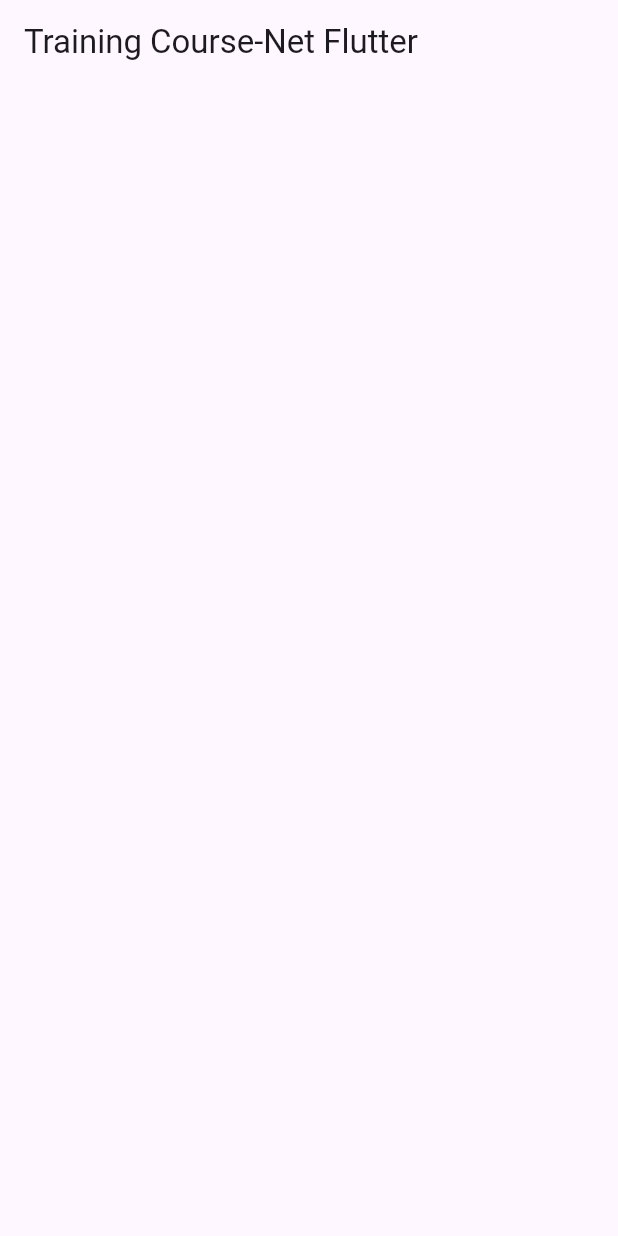
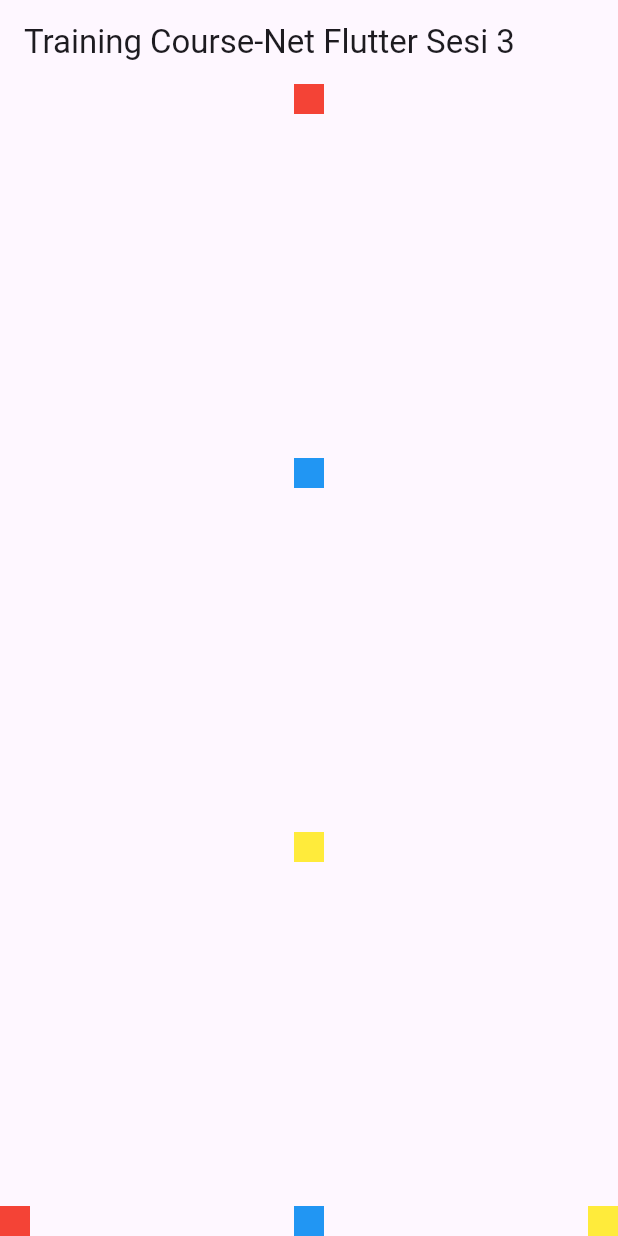
Before and after one commit to kawago2/coursenet_training, a Flutter app: the screen it shows after launch, on a phone screen of 412 x 824 dp. Run offline on Flutter 3.47's test engine with Material 2 defaults, Android fonts, the phone set to English and light mode, and no system bars.

Commit message:
SESI 3 - Column & Row

```diff
--- a/lib/sesi_tiga.dart
+++ b/lib/sesi_tiga.dart
@@ -13,9 +13,54 @@ class MainPage extends StatefulWidget {
 class _MainPageState extends State<MainPage> {
   @override
   Widget build(BuildContext context) {
+    double px = 20;
     return Scaffold(
       appBar: AppBar(
-        title: Text(widget.title),
+        title: Text(widget.title + " Sesi 3"),
+      ),
+      body: Container(
+        width: double.infinity,
+        child: Column(
+          crossAxisAlignment: CrossAxisAlignment.center,
+          mainAxisAlignment: MainAxisAlignment.spaceBetween,
+          children: [
+            Container(
+              width: px,
+              height: px,
+              color: Colors.red,
+            ),
+            Container(
+              width: px,
+              height: px,
+              color: Colors.blue,
+            ),
+            Container(
+              width: px,
+              height: px,
+              color: Colors.yellow,
+            ),
+            Row(
+              mainAxisAlignment: MainAxisAlignment.spaceBetween,
+              children: [
+                Container(
+                  width: px,
+                  height: px,
+                  color: Colors.red,
+                ),
+                Container(
+                  width: px,
+                  height: px,
+                  color: Colors.blue,
+                ),
+                Container(
+                  width: px,
+                  height: px,
+                  color: Colors.yellow,
+                ),
+              ],
+            )
+          ],
+        ),
       ),
     );
   }
```
